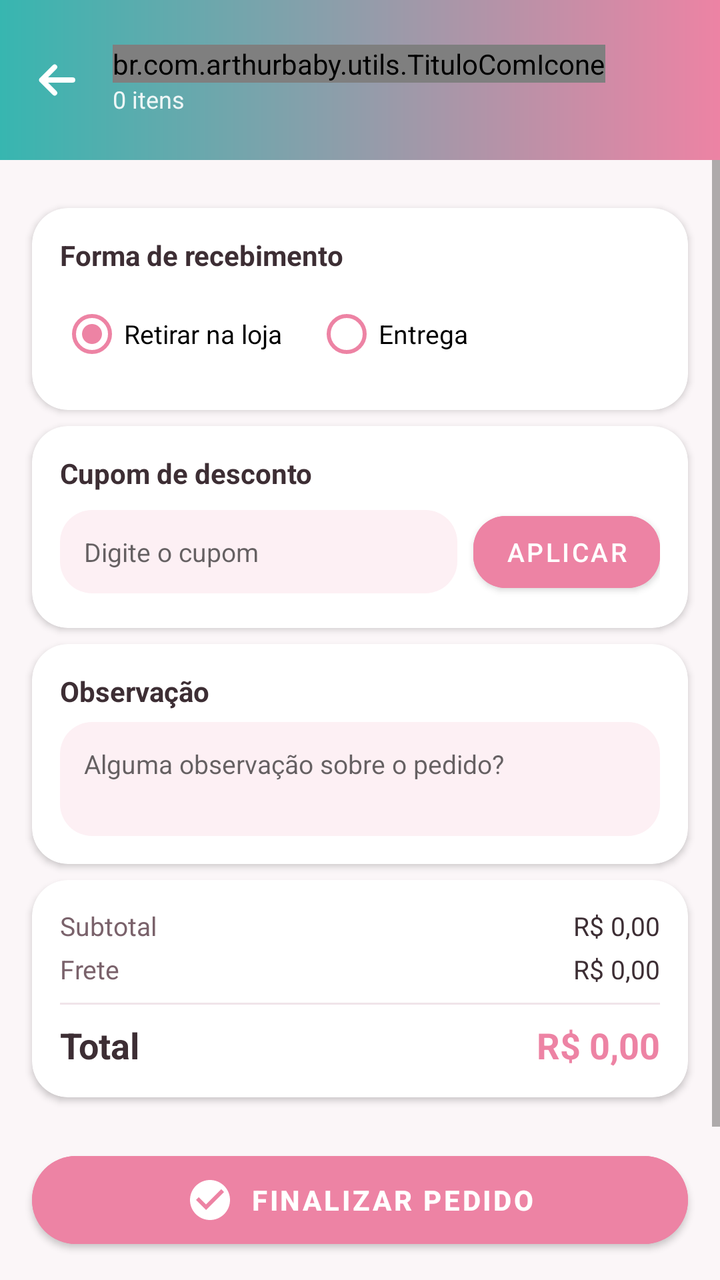
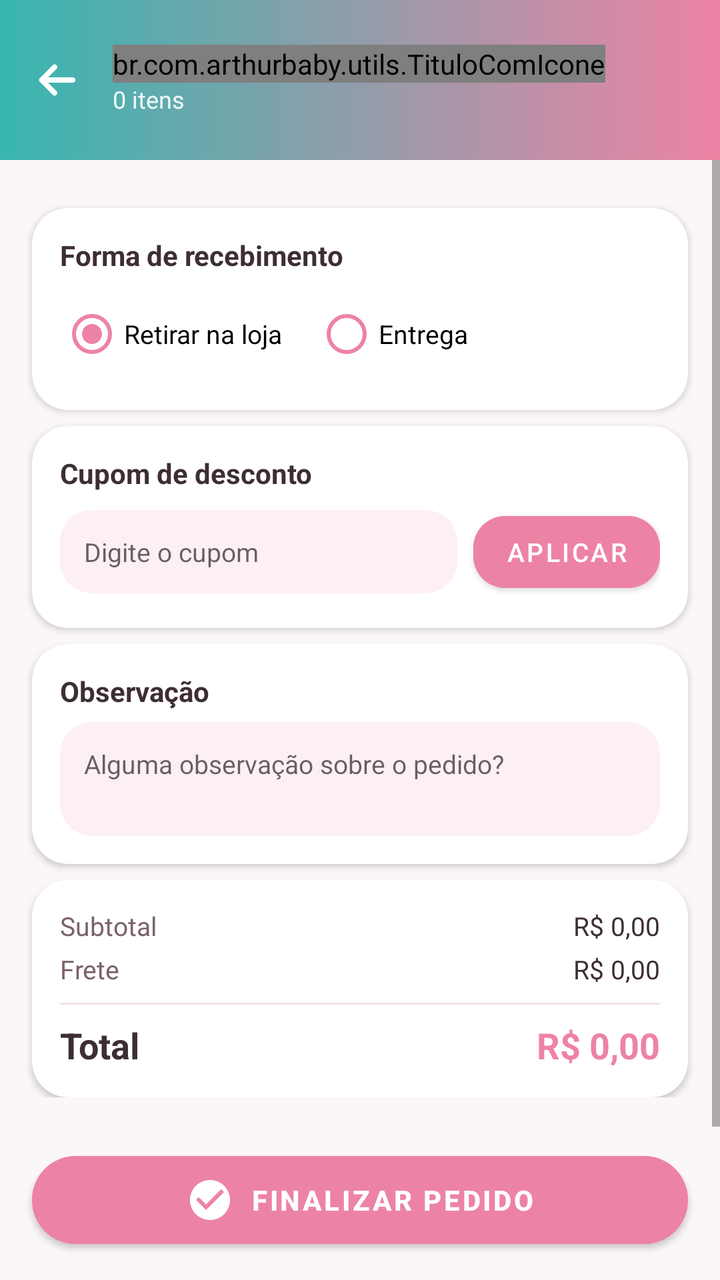

Screens rendered from an Android XML layout before and after an edit, with the pre-edit source and the edit as a unified diff.
<!-- AndroidManifest.xml: application theme Theme.ArthurBaby -->
<!-- res/layout/fragment_carrinho.xml -->
<?xml version="1.0" encoding="utf-8"?>
<LinearLayout xmlns:android="http://schemas.android.com/apk/res/android"
    xmlns:app="http://schemas.android.com/apk/res-auto"
    android:layout_width="match_parent"
    android:layout_height="match_parent"
    android:orientation="vertical"
    android:background="@color/fundo_claro">

    
    <LinearLayout
        android:layout_width="match_parent"
        android:layout_height="wrap_content"
        android:orientation="horizontal"
        android:gravity="center_vertical"
        android:padding="16dp"
        android:background="@drawable/bg_gradiente_header">

        <ImageButton
            android:id="@+id/btnVoltarCarrinho"
            style="@style/BotaoVoltar"
            app:tint="@color/branco" />

        <LinearLayout
            android:layout_width="0dp"
            android:layout_height="wrap_content"
            android:layout_weight="1"
            android:orientation="vertical">

            <br.com.arthurbaby.utils.TituloComIcone
                android:layout_width="wrap_content"
                android:layout_height="wrap_content"
                android:text="Meu Carrinho"
                android:textColor="@color/branco"
                android:textSize="18sp"
                android:textStyle="bold"
                app:iconeTitulo="@drawable/ic_carrinho"

                app:iconeClaro="true" />

            <TextView
                android:id="@+id/tvContadorItens"
                android:layout_width="wrap_content"
                android:layout_height="wrap_content"
                android:text="0 itens"
                android:textColor="@color/branco"
                android:textSize="12sp"
                android:alpha="0.9" />
        </LinearLayout>
    </LinearLayout>

    
    <LinearLayout
        android:id="@+id/tvVazio"
        android:layout_width="match_parent"
        android:layout_height="wrap_content"
        android:orientation="vertical"
        android:gravity="center"
        android:paddingTop="60dp"
        android:paddingHorizontal="32dp"
        android:visibility="gone">

        <FrameLayout
            android:layout_width="120dp"
            android:layout_height="120dp"
            android:background="@drawable/bg_circulo_empty">

            <ImageView
                android:layout_width="56dp"
                android:layout_height="56dp"
                android:layout_gravity="center"
                android:src="@drawable/ic_carrinho"
                app:tint="@color/rosa_arthur"
                android:contentDescription="Carrinho vazio" />
        </FrameLayout>

        <TextView
            android:layout_width="wrap_content"
            android:layout_height="wrap_content"
            android:text="Seu carrinho está vazio"
            android:textColor="@color/texto_primario"
            android:textStyle="bold"
            android:textSize="18sp"
            android:layout_marginTop="20dp" />

        <TextView
            android:layout_width="wrap_content"
            android:layout_height="wrap_content"
            android:text="Que tal adicionar produtos do nosso catálogo?"
            android:textColor="@color/cinza_medio"
            android:textSize="14sp"
            android:gravity="center"
            android:layout_marginTop="6dp" />
    </LinearLayout>

    <ScrollView
        android:layout_width="match_parent"
        android:layout_height="0dp"
        android:layout_weight="1">

        <LinearLayout
            android:layout_width="match_parent"
            android:layout_height="wrap_content"
            android:orientation="vertical">

            <androidx.recyclerview.widget.RecyclerView
                android:id="@+id/rvCarrinho"
                android:layout_width="match_parent"
                android:layout_height="wrap_content"
                android:padding="8dp"
                android:nestedScrollingEnabled="false" />

            
            <androidx.cardview.widget.CardView
                android:layout_width="match_parent"
                android:layout_height="wrap_content"
                android:layout_marginHorizontal="16dp"
                android:layout_marginTop="8dp"
                app:cardCornerRadius="18dp"
                app:cardElevation="2dp"
                app:cardBackgroundColor="@color/branco">

                <LinearLayout
                    android:layout_width="match_parent"
                    android:layout_height="wrap_content"
                    android:orientation="vertical"
                    android:padding="14dp">

                    <TextView
                        android:layout_width="wrap_content"
                        android:layout_height="wrap_content"
                        android:text="Forma de recebimento"
                        android:textStyle="bold"
                        android:textColor="@color/texto_primario"
                        android:textSize="14sp" />

                    <RadioGroup
                        android:id="@+id/rgRecebimento"
                        android:layout_width="match_parent"
                        android:layout_height="wrap_content"
                        android:orientation="horizontal"
                        android:layout_marginTop="6dp">

                        <RadioButton
                            android:id="@+id/rbRetirada"
                            android:layout_width="wrap_content"
                            android:layout_height="wrap_content"
                            android:text="Retirar na loja"
                            android:textSize="13sp"
                            android:checked="true"
                            android:buttonTint="@color/rosa_arthur" />

                        <RadioButton
                            android:id="@+id/rbEntrega"
                            android:layout_width="wrap_content"
                            android:layout_height="wrap_content"
                            android:text="Entrega"
                            android:textSize="13sp"
                            android:buttonTint="@color/rosa_arthur"
                            android:layout_marginStart="16dp" />
                    </RadioGroup>

                    
                    <LinearLayout
                        android:id="@+id/layoutEnderecoEntrega"
                        android:layout_width="match_parent"
                        android:layout_height="wrap_content"
                        android:orientation="vertical"
                        android:layout_marginTop="10dp"
                        android:visibility="gone">

                        <View
                            android:layout_width="match_parent"
                            android:layout_height="1dp"
                            android:background="@color/cinza_borda"
                            android:layout_marginBottom="10dp" />

                        <LinearLayout
                            android:layout_width="match_parent"
                            android:layout_height="wrap_content"
                            android:orientation="horizontal"
                            android:gravity="center_vertical">

                            <TextView
                                android:layout_width="0dp"
                                android:layout_height="wrap_content"
                                android:layout_weight="1"
                                android:text="Endereço de entrega"
                                android:textStyle="bold"
                                android:textColor="@color/texto_primario"
                                android:textSize="13sp" />

                            <TextView
                                android:id="@+id/btnTrocarEndereco"
                                android:layout_width="wrap_content"
                                android:layout_height="wrap_content"
                                android:text="Trocar"
                                android:textColor="@color/rosa_arthur"
                                android:textStyle="bold"
                                android:textSize="13sp"
                                android:padding="6dp"
                                android:contentDescription="Escolher outro endereço de entrega" />
                        </LinearLayout>

                        <TextView
                            android:id="@+id/tvEnderecoEntrega"
                            android:layout_width="match_parent"
                            android:layout_height="wrap_content"
                            android:text="Carregando seus endereços…"
                            android:textColor="@color/cinza_medio"
                            android:textSize="13sp"
                            android:layout_marginTop="2dp" />
                    </LinearLayout>
                </LinearLayout>
            </androidx.cardview.widget.CardView>

            
            <androidx.cardview.widget.CardView
                android:layout_width="match_parent"
                android:layout_height="wrap_content"
                android:layout_marginHorizontal="16dp"
                android:layout_marginTop="8dp"
                app:cardCornerRadius="18dp"
                app:cardElevation="2dp"
                app:cardBackgroundColor="@color/branco">

                <LinearLayout
                    android:layout_width="match_parent"
                    android:layout_height="wrap_content"
                    android:orientation="vertical"
                    android:padding="14dp">

                    <TextView
                        android:layout_width="wrap_content"
                        android:layout_height="wrap_content"
                        android:text="Cupom de desconto"
                        android:textStyle="bold"
                        android:textColor="@color/texto_primario"
                        android:textSize="14sp" />

                    <LinearLayout
                        android:layout_width="match_parent"
                        android:layout_height="wrap_content"
                        android:orientation="horizontal"
                        android:gravity="center_vertical"
                        android:layout_marginTop="6dp">

                        <EditText
                            android:id="@+id/etCupom"
                            android:layout_width="0dp"
                            android:layout_height="wrap_content"
                            android:layout_weight="1"
                            android:hint="Digite o cupom"
                            android:background="@drawable/bg_contador_quantidade"
                            android:padding="12dp"
                            android:inputType="text"
                            android:textSize="13sp" />

                        <com.google.android.material.button.MaterialButton
                            android:id="@+id/btnAplicarCupom"
                            android:layout_width="wrap_content"
                            android:layout_height="wrap_content"
                            android:text="Aplicar"
                            android:backgroundTint="@color/rosa_arthur"
                            android:textColor="@color/branco"
                            android:layout_marginStart="8dp"
                            android:textSize="13sp"
                            app:cornerRadius="16dp" />
                    </LinearLayout>
                </LinearLayout>
            </androidx.cardview.widget.CardView>

            
            <androidx.cardview.widget.CardView
                android:layout_width="match_parent"
                android:layout_height="wrap_content"
                android:layout_marginHorizontal="16dp"
                android:layout_marginTop="8dp"
                app:cardCornerRadius="18dp"
                app:cardElevation="2dp"
                app:cardBackgroundColor="@color/branco">

                <LinearLayout
                    android:layout_width="match_parent"
                    android:layout_height="wrap_content"
                    android:orientation="vertical"
                    android:padding="14dp">

                    <TextView
                        android:layout_width="wrap_content"
                        android:layout_height="wrap_content"
                        android:text="Observação"
                        android:textStyle="bold"
                        android:textColor="@color/texto_primario"
                        android:textSize="14sp" />

                    <EditText
                        android:id="@+id/etObservacao"
                        android:layout_width="match_parent"
                        android:layout_height="wrap_content"
                        android:hint="Alguma observação sobre o pedido?"
                        android:background="@drawable/bg_contador_quantidade"
                        android:padding="12dp"
                        android:inputType="textMultiLine"
                        android:minLines="2"
                        android:gravity="top"
                        android:textSize="13sp"
                        android:layout_marginTop="6dp" />
                </LinearLayout>
            </androidx.cardview.widget.CardView>

            
            <androidx.cardview.widget.CardView
                android:layout_width="match_parent"
                android:layout_height="wrap_content"
                android:layout_marginHorizontal="16dp"
                android:layout_marginTop="8dp"
                app:cardCornerRadius="18dp"
                app:cardElevation="2dp"
                app:cardBackgroundColor="@color/branco">

                <LinearLayout
                    android:layout_width="match_parent"
                    android:layout_height="wrap_content"
                    android:orientation="vertical"
                    android:padding="14dp">

                    <LinearLayout
                        android:layout_width="match_parent"
                        android:layout_height="wrap_content"
                        android:orientation="horizontal">
                        <TextView
                            android:layout_width="0dp"
                            android:layout_height="wrap_content"
                            android:layout_weight="1"
                            android:text="Subtotal"
                            android:textColor="@color/cinza_medio"
                            android:textSize="13sp" />
                        <TextView
                            android:id="@+id/tvSubtotal"
                            android:layout_width="wrap_content"
                            android:layout_height="wrap_content"
                            android:text="R$ 0,00"
                            android:textColor="@color/texto_primario"
                            android:textSize="13sp" />
                    </LinearLayout>

                    <LinearLayout
                        android:layout_width="match_parent"
                        android:layout_height="wrap_content"
                        android:orientation="horizontal"
                        android:layout_marginTop="4dp">
                        <TextView
                            android:layout_width="0dp"
                            android:layout_height="wrap_content"
                            android:layout_weight="1"
                            android:text="Frete"
                            android:textColor="@color/cinza_medio"
                            android:textSize="13sp" />
                        <TextView
                            android:id="@+id/tvFrete"
                            android:layout_width="wrap_content"
                            android:layout_height="wrap_content"
                            android:text="R$ 0,00"
                            android:textColor="@color/texto_primario"
                            android:textSize="13sp" />
                    </LinearLayout>

                    <LinearLayout
                        android:id="@+id/rowDesconto"
                        android:layout_width="match_parent"
                        android:layout_height="wrap_content"
                        android:orientation="horizontal"
                        android:layout_marginTop="4dp"
                        android:visibility="gone">
                        <TextView
                            android:layout_width="0dp"
                            android:layout_height="wrap_content"
                            android:layout_weight="1"
                            android:text="Desconto"
                            android:textColor="@color/verde_arthur"
                            android:textStyle="bold"
                            android:textSize="13sp" />
                        <TextView
                            android:id="@+id/tvDesconto"
                            android:layout_width="wrap_content"
                            android:layout_height="wrap_content"
                            android:text="- R$ 0,00"
                            android:textColor="@color/verde_arthur"
                            android:textStyle="bold"
                            android:textSize="13sp" />
                    </LinearLayout>

                    <View
                        android:layout_width="match_parent"
                        android:layout_height="1dp"
                        android:background="@color/cinza_borda"
                        android:layout_marginVertical="8dp" />

                    <LinearLayout
                        android:layout_width="match_parent"
                        android:layout_height="wrap_content"
                        android:orientation="horizontal">
                        <TextView
                            android:layout_width="0dp"
                            android:layout_height="wrap_content"
                            android:layout_weight="1"
                            android:text="Total"
                            android:textStyle="bold"
                            android:textSize="18sp"
                            android:textColor="@color/texto_primario" />
                        <TextView
                            android:id="@+id/tvTotal"
                            android:layout_width="wrap_content"
                            android:layout_height="wrap_content"
                            android:text="R$ 0,00"
                            android:textStyle="bold"
                            android:textSize="18sp"
                            android:textColor="@color/rosa_arthur" />
                    </LinearLayout>
                </LinearLayout>
            </androidx.cardview.widget.CardView>

            <View
                android:layout_width="match_parent"
                android:layout_height="16dp" />
        </LinearLayout>
    </ScrollView>

    
    <com.google.android.material.button.MaterialButton
        android:id="@+id/btnFinalizar"
        android:layout_width="match_parent"
        android:layout_height="56dp"
        android:layout_marginHorizontal="16dp"
        android:layout_marginTop="8dp"
        android:layout_marginBottom="12dp"
        android:text="FINALIZAR PEDIDO"
        android:backgroundTint="@color/rosa_arthur"
        android:textColor="@color/branco"
        android:textStyle="bold"
        android:textSize="14sp"
        app:cornerRadius="28dp"
        app:icon="@drawable/ic_check_circle"
        app:iconTint="@color/branco"
        app:iconGravity="textStart" />

</LinearLayout>
<!-- resources referenced by this layout -->
<resources>
  <color name="branco">#FFFFFF</color>
  <color name="cinza_borda">#F0E4E9</color>
  <color name="cinza_medio">#7A626B</color>
  <color name="fundo_claro">#FBF6F8</color>
  <color name="rosa_arthur">#ED83A4</color>
  <color name="texto_primario">#3D2E34</color>
  <color name="verde_arthur">#37B6B0</color>
  <!-- drawable bg_circulo_empty (drawable) -->
  <?xml version="1.0" encoding="utf-8"?>
  <shape xmlns:android="http://schemas.android.com/apk/res/android"
      android:shape="oval">
      <solid android:color="@color/rosa_suave" />
  </shape>
  <!-- drawable bg_contador_quantidade (drawable) -->
  <?xml version="1.0" encoding="utf-8"?>
  <shape xmlns:android="http://schemas.android.com/apk/res/android"
      android:shape="rectangle">
      <solid android:color="@color/rosa_suave" />
      <corners android:radius="16dp" />
  </shape>
  <!-- drawable bg_gradiente_header (drawable) -->
  <?xml version="1.0" encoding="utf-8"?>
  <shape xmlns:android="http://schemas.android.com/apk/res/android"
      android:shape="rectangle">
      <gradient
          android:startColor="@color/verde_arthur"
          android:endColor="@color/rosa_arthur"
          android:angle="0"
          android:type="linear" />
  </shape>
  <!-- drawable ic_carrinho (drawable) -->
  <vector xmlns:android="http://schemas.android.com/apk/res/android"
      android:width="24dp"
      android:height="24dp"
      android:viewportWidth="24"
      android:viewportHeight="24">
      <path
          android:fillColor="#FF000000"
          android:pathData="M7,18c-1.1,0 -1.99,0.9 -1.99,2S5.9,22 7,22s2,-0.9 2,-2 -0.9,-2 -2,-2zM1,2v2h2l3.6,7.59 -1.35,2.45c-0.16,0.28 -0.25,0.61 -0.25,0.96 0,1.1 0.9,2 2,2h12v-2H7.42c-0.14,0 -0.25,-0.11 -0.25,-0.25l0.03,-0.12L8.1,13h7.45c0.75,0 1.41,-0.41 1.75,-1.03l3.58,-6.49C20.98,5.32 21,5.22 21,5.1 21,4.66 20.66,4.33 20.22,4.33L20.22,4.33H6.21L5.27,2H1zM17,18c-1.1,0 -1.99,0.9 -1.99,2s0.89,2 1.99,2 2,-0.9 2,-2 -0.9,-2 -2,-2z"/>
  </vector>
  <!-- drawable ic_check_circle (drawable) -->
  <vector xmlns:android="http://schemas.android.com/apk/res/android"
      android:width="24dp"
      android:height="24dp"
      android:viewportWidth="24"
      android:viewportHeight="24">
      <path
          android:fillColor="#FF000000"
          android:pathData="M12,2C6.48,2 2,6.48 2,12s4.48,10 10,10 10,-4.48 10,-10S17.52,2 12,2zM10,17l-5,-5 1.41,-1.41L10,14.17l7.59,-7.59L19,8l-9,9z"/>
  </vector>
  <style name="BotaoVoltar">
          <item name="android:layout_width">48dp</item>
          <item name="android:layout_height">48dp</item>
          <item name="android:layout_marginStart">-12dp</item>
          <item name="android:layout_marginEnd">4dp</item>
          <item name="android:padding">12dp</item>
          <item name="android:scaleType">fitCenter</item>
          <item name="android:src">@drawable/ic_voltar</item>
          <item name="tint">@color/texto_primario</item>
          <item name="android:background">?attr/selectableItemBackgroundBorderless</item>
          <item name="android:contentDescription">Voltar</item>
          <item name="android:tooltipText">Voltar</item>
      </style>
  <color name="rosa_suave">#FDF0F4</color>
  <!-- drawable ic_voltar (drawable) -->
  <?xml version="1.0" encoding="utf-8"?>
  <vector xmlns:android="http://schemas.android.com/apk/res/android"
      android:width="24dp"
      android:height="24dp"
      android:viewportWidth="24"
      android:viewportHeight="24">
      <path
          android:pathData="M20,12H4.5M11,5.5L4.5,12L11,18.5"
          android:strokeColor="#FF000000"
          android:strokeWidth="2.6"
          android:strokeLineCap="round"
          android:strokeLineJoin="round" />
  </vector>
  <color name="verde_escuro">#2A8F8A</color>
  <color name="rosa_escuro">#D56586</color>
  <!-- unchanged entries left out for length: 1 -->
</resources>

<!-- the commit's change to res/layout/fragment_carrinho.xml (unified diff, before → after) -->
@@ -108,6 +108,13 @@
                 android:layout_height="wrap_content"
                 android:padding="8dp"
                 android:nestedScrollingEnabled="false" />
+
+            
+            <LinearLayout
+                android:id="@+id/layoutCheckout"
+                android:layout_width="match_parent"
+                android:layout_height="wrap_content"
+                android:orientation="vertical">
 
             
             <androidx.cardview.widget.CardView
@@ -419,6 +426,7 @@
                     </LinearLayout>
                 </LinearLayout>
             </androidx.cardview.widget.CardView>
+            </LinearLayout>
 
             <View
                 android:layout_width="match_parent"
